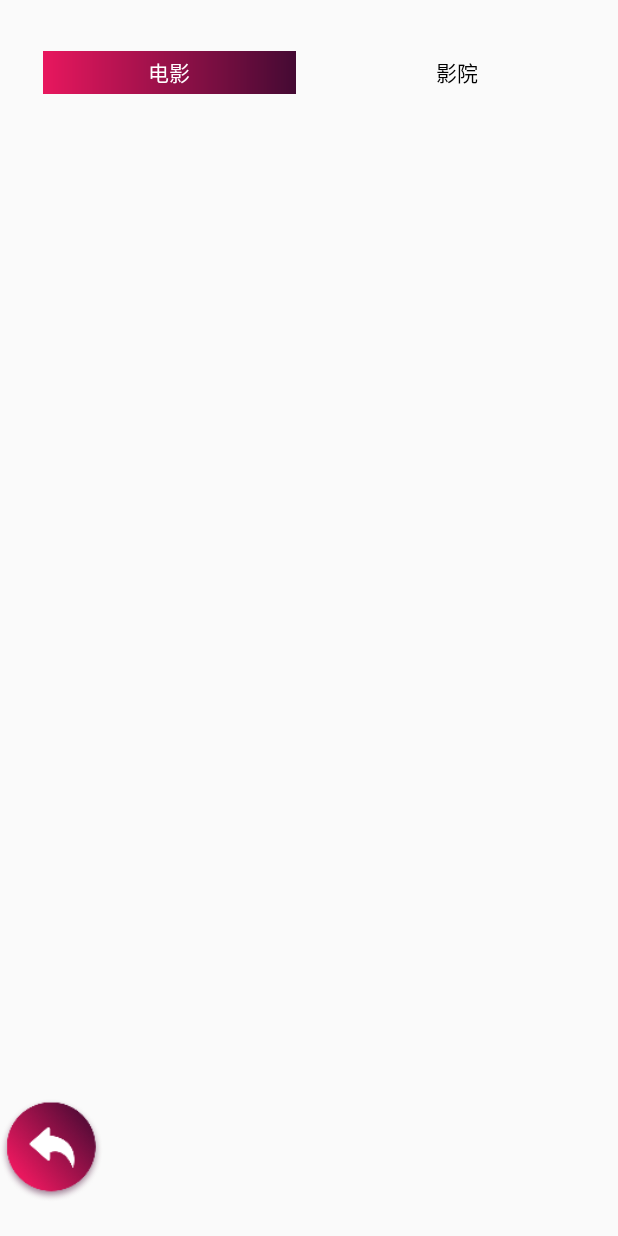
After one commit to MaLonghui/dragonMovie, an Android app: the AttentionActivity screen opened directly, with no data from a screen before it, on a phone screen of 412 x 824 dp. The commit adds this screen. Run offline under Robolectric (Android 15) with nearby library versions, the phone set to English and light mode, and no system bars; our stand-ins replace ButterKnife.

Commit message:
牛浩   啊啊啊

```diff
--- a/app/src/main/AndroidManifest.xml
+++ b/app/src/main/AndroidManifest.xml
@@ -38,6 +38,7 @@
         <activity android:name=".activity.filmdetails.FilmDetailsActivity"/>
         <activity android:name=".activity.info.InfoActivity"/>
         <activity android:name=".activity.seat.SeatActivity"/>
+        <activity android:name=".activity.attention.AttentionActivity"/>
         <activity android:name=".activity.movieschedulelist.MovieScheduleListActivity"/>
     </application>
 
--- /dev/null
+++ b/app/src/main/java/com/bw/movie/activity/attention/AttentionActivity.java
@@ -0,0 +1,51 @@
+package com.bw.movie.activity.attention;
+
+
+import android.os.Bundle;
+import android.support.annotation.Nullable;
+import android.support.v4.app.Fragment;
+import android.support.v4.view.ViewPager;
+import android.widget.ImageView;
+import android.widget.RadioButton;
+import android.widget.RadioGroup;
+
+import com.bw.movie.R;
+import com.bw.movie.fragment.cinemaattention.CinemaattentionFragment;
+import com.bw.movie.fragment.filmattention.FilmattentionFragment;
+import com.bw.movie.mvp.MVPBaseActivity;
+
+import java.util.ArrayList;
+import java.util.List;
+
+import butterknife.BindView;
+import butterknife.ButterKnife;
+
+
+/**
+ * MVPPlugin
+ * 邮箱 784787081@qq.com
+ */
+
+public class AttentionActivity extends MVPBaseActivity<AttentionContract.View, AttentionPresenter> implements AttentionContract.View {
+
+    @BindView(R.id.followmovie)
+    RadioButton followmovie;
+    @BindView(R.id.followcamera)
+    RadioButton followcamera;
+    @BindView(R.id.followgroup)
+    RadioGroup followgroup;
+    @BindView(R.id.followviewpager)
+    ViewPager followviewpager;
+    @BindView(R.id.flowimages)
+    ImageView flowimages;
+
+    @Override
+    protected void onCreate(@Nullable Bundle savedInstanceState) {
+        super.onCreate(savedInstanceState);
+        setContentView(R.layout.activity_attention);
+        ButterKnife.bind(this);
+        List<Fragment> list = new ArrayList<>();
+        list.add(new FilmattentionFragment());
+        list.add(new CinemaattentionFragment());
+    }
+}
--- /dev/null
+++ b/app/src/main/java/com/bw/movie/activity/attention/AttentionContract.java
@@ -0,0 +1,21 @@
+package com.bw.movie.activity.attention;
+
+import android.content.Context;
+
+import com.bw.movie.mvp.BasePresenter;
+import com.bw.movie.mvp.BaseView;
+
+/**
+ * MVPPlugin
+ *  邮箱 784787081@qq.com
+ */
+
+public class AttentionContract {
+    interface View extends BaseView {
+
+    }
+
+    interface  Presenter extends BasePresenter<View> {
+
+    }
+}
--- /dev/null
+++ b/app/src/main/java/com/bw/movie/activity/attention/AttentionPresenter.java
@@ -0,0 +1,14 @@
+package com.bw.movie.activity.attention;
+
+import android.content.Context;
+
+import com.bw.movie.mvp.BasePresenterImpl;
+
+/**
+ * MVPPlugin
+ *  邮箱 784787081@qq.com
+ */
+
+public class AttentionPresenter extends BasePresenterImpl<AttentionContract.View> implements AttentionContract.Presenter{
+
+}
--- /dev/null
+++ b/app/src/main/java/com/bw/movie/fragment/cinemaattention/CinemaattentionContract.java
@@ -0,0 +1,21 @@
+package com.bw.movie.fragment.cinemaattention;
+
+import android.content.Context;
+
+import com.bw.movie.mvp.BasePresenter;
+import com.bw.movie.mvp.BaseView;
+
+/**
+ * MVPPlugin
+ *  邮箱 784787081@qq.com
+ */
+
+public class CinemaattentionContract {
+    interface View extends BaseView {
+
+    }
+
+    interface  Presenter extends BasePresenter<View> {
+
+    }
+}
--- /dev/null
+++ b/app/src/main/java/com/bw/movie/fragment/cinemaattention/CinemaattentionFragment.java
@@ -0,0 +1,27 @@
+package com.bw.movie.fragment.cinemaattention;
+
+
+import android.os.Bundle;
+import android.support.annotation.NonNull;
+import android.support.annotation.Nullable;
+import android.view.LayoutInflater;
+import android.view.View;
+import android.view.ViewGroup;
+
+import com.bw.movie.R;
+import com.bw.movie.mvp.MVPBaseFragment;
+
+/**
+ * MVPPlugin
+ *  邮箱 784787081@qq.com
+ */
+
+public class CinemaattentionFragment extends MVPBaseFragment<CinemaattentionContract.View, CinemaattentionPresenter> implements CinemaattentionContract.View {
+
+    @Nullable
+    @Override
+    public View onCreateView(@NonNull LayoutInflater inflater, @Nullable ViewGroup container, @Nullable Bundle savedInstanceState) {
+        View view = inflater.inflate(R.layout.fragment_cinemaattention, container, false);
+        return view;
+    }
+}
--- /dev/null
+++ b/app/src/main/java/com/bw/movie/fragment/cinemaattention/CinemaattentionPresenter.java
@@ -0,0 +1,14 @@
+package com.bw.movie.fragment.cinemaattention;
+
+import android.content.Context;
+
+import com.bw.movie.mvp.BasePresenterImpl;
+
+/**
+ * MVPPlugin
+ *  邮箱 784787081@qq.com
+ */
+
+public class CinemaattentionPresenter extends BasePresenterImpl<CinemaattentionContract.View> implements CinemaattentionContract.Presenter{
+
+}
--- /dev/null
+++ b/app/src/main/java/com/bw/movie/fragment/filmattention/FilmattentionContract.java
@@ -0,0 +1,21 @@
+package com.bw.movie.fragment.filmattention;
+
+import android.content.Context;
+
+import com.bw.movie.mvp.BasePresenter;
+import com.bw.movie.mvp.BaseView;
+
+/**
+ * MVPPlugin
+ *  邮箱 784787081@qq.com
+ */
+
+public class FilmattentionContract {
+    interface View extends BaseView {
+
+    }
+
+    interface  Presenter extends BasePresenter<View> {
+
+    }
+}
--- /dev/null
+++ b/app/src/main/java/com/bw/movie/fragment/filmattention/FilmattentionFragment.java
@@ -0,0 +1,27 @@
+package com.bw.movie.fragment.filmattention;
+
+
+import android.os.Bundle;
+import android.support.annotation.NonNull;
+import android.support.annotation.Nullable;
+import android.view.LayoutInflater;
+import android.view.View;
+import android.view.ViewGroup;
+
+import com.bw.movie.R;
+import com.bw.movie.mvp.MVPBaseFragment;
+
+/**
+ * MVPPlugin
+ *  邮箱 784787081@qq.com
+ */
+
+public class FilmattentionFragment extends MVPBaseFragment<FilmattentionContract.View, FilmattentionPresenter> implements FilmattentionContract.View {
+
+    @Nullable
+    @Override
+    public View onCreateView(@NonNull LayoutInflater inflater, @Nullable ViewGroup container, @Nullable Bundle savedInstanceState) {
+        View view = inflater.inflate(R.layout.fragment_filmattention, container, false);
+        return view;
+    }
+}
--- /dev/null
+++ b/app/src/main/java/com/bw/movie/fragment/filmattention/FilmattentionPresenter.java
@@ -0,0 +1,14 @@
+package com.bw.movie.fragment.filmattention;
+
+import android.content.Context;
+
+import com.bw.movie.mvp.BasePresenterImpl;
+
+/**
+ * MVPPlugin
+ *  邮箱 784787081@qq.com
+ */
+
+public class FilmattentionPresenter extends BasePresenterImpl<FilmattentionContract.View> implements FilmattentionContract.Presenter{
+
+}
--- a/app/src/main/java/com/bw/movie/fragment/mine/MineFragment.java
+++ b/app/src/main/java/com/bw/movie/fragment/mine/MineFragment.java
@@ -28,6 +28,7 @@ import android.widget.TextView;
 import android.widget.Toast;
 
 import com.bw.movie.R;
+import com.bw.movie.activity.attention.AttentionActivity;
 import com.bw.movie.activity.info.InfoActivity;
 import com.bw.movie.bean.FindInfoBean;
 import com.bw.movie.bean.UserHeadIconBean;
@@ -169,6 +170,7 @@ public class MineFragment extends MVPBaseFragment<MineContract.View, MinePresent
                     startActivity(new Intent(getActivity(),InfoActivity.class));
                     break;
                 case R.id.my_attentions:
+                    startActivity(new Intent(getActivity(),AttentionActivity.class));
                     break;
                 case R.id.my_rccord:
                     break;
--- /dev/null
+++ b/app/src/main/res/layout/activity_attention.xml
@@ -0,0 +1,67 @@
+<?xml version="1.0" encoding="utf-8"?>
+<LinearLayout xmlns:android="http://schemas.android.com/apk/res/android"
+    android:layout_width="match_parent"
+    android:layout_height="match_parent">
+    <RelativeLayout xmlns:android="http://schemas.android.com/apk/res/android"
+        xmlns:tools="http://schemas.android.com/tools"
+        android:layout_width="match_parent"
+        android:layout_height="match_parent"
+        android:orientation="vertical"
+        tools:context=".MainActivity">
+
+        <RadioGroup
+            android:id="@+id/followgroup"
+            android:layout_width="match_parent"
+            android:layout_height="wrap_content"
+            android:orientation="horizontal"
+            android:gravity="center"
+            android:layout_marginTop="@dimen/dp_30"
+            >
+
+            <RadioButton
+                android:id="@+id/followmovie"
+                android:layout_width="@dimen/dp_85"
+                android:layout_height="@dimen/dp_25"
+                android:button="@null"
+                android:text="电影"
+                android:background="@drawable/top_btn_shape"
+                android:textColor="#fff"
+                android:gravity="center"
+                android:layout_weight="1"
+                android:layout_marginLeft="@dimen/dp_25"
+                android:layout_marginRight="@dimen/dp_20"
+                />
+            <RadioButton
+                android:id="@+id/followcamera"
+                android:layout_width="@dimen/dp_85"
+                android:layout_height="@dimen/dp_25"
+                android:button="@null"
+                android:layout_weight="1"
+                android:text="影院"
+
+                android:gravity="center"
+                android:layout_marginRight="@dimen/dp_20"
+                />
+
+
+        </RadioGroup>
+
+
+        <android.support.v4.view.ViewPager
+            android:id="@+id/followviewpager"
+            android:layout_below="@+id/followgroup"
+            android:layout_marginTop="@dimen/dp_30"
+            android:layout_width="match_parent"
+            android:layout_height="match_parent">
+
+        </android.support.v4.view.ViewPager>
+        <ImageView
+            android:id="@+id/flowimages"
+            android:layout_width="@dimen/dp_60"
+            android:layout_height="@dimen/dp_60"
+            android:src="@mipmap/com_icon_return_default"
+            android:layout_alignParentBottom="true"
+            android:layout_marginBottom="@dimen/dp_20"
+            />
+    </RelativeLayout>
+</LinearLayout>
--- /dev/null
+++ b/app/src/main/res/layout/fragment_cinemaattention.xml
@@ -0,0 +1,6 @@
+<?xml version="1.0" encoding="utf-8"?>
+<LinearLayout xmlns:android="http://schemas.android.com/apk/res/android"
+    android:layout_width="match_parent"
+    android:layout_height="match_parent">
+
+</LinearLayout>
--- /dev/null
+++ b/app/src/main/res/layout/fragment_filmattention.xml
@@ -0,0 +1,6 @@
+<?xml version="1.0" encoding="utf-8"?>
+<LinearLayout xmlns:android="http://schemas.android.com/apk/res/android"
+    android:layout_width="match_parent"
+    android:layout_height="match_parent">
+
+</LinearLayout>
```
Also changed, not shown: app/src/main/res/layout/fragment_cinema.xml (line endings or trailing spaces).
